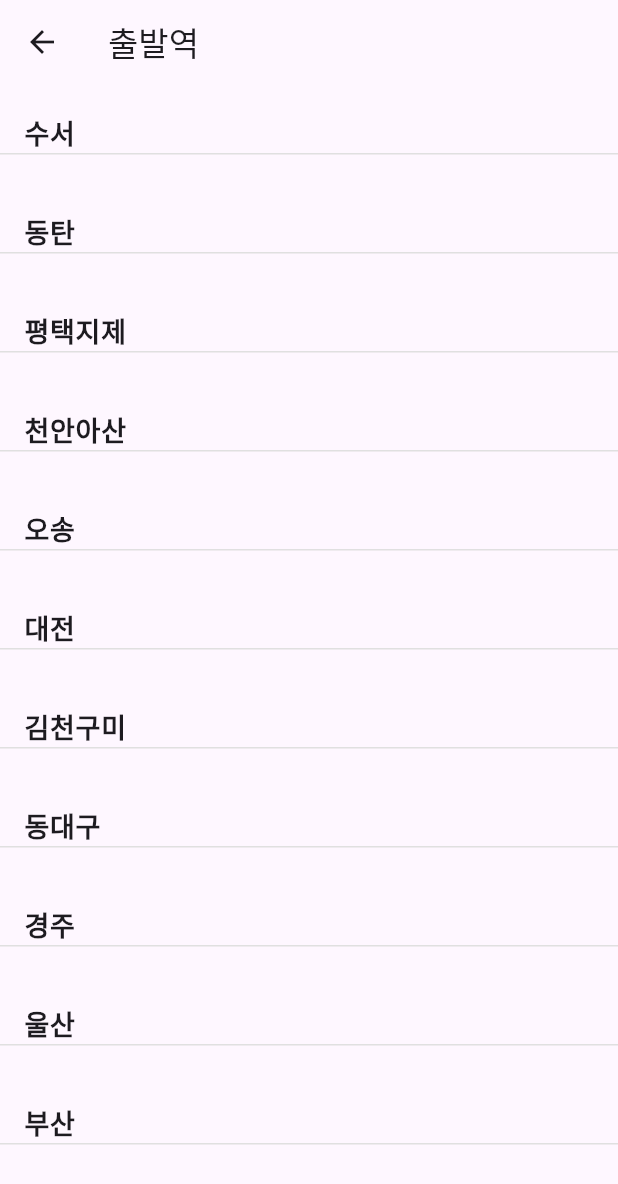
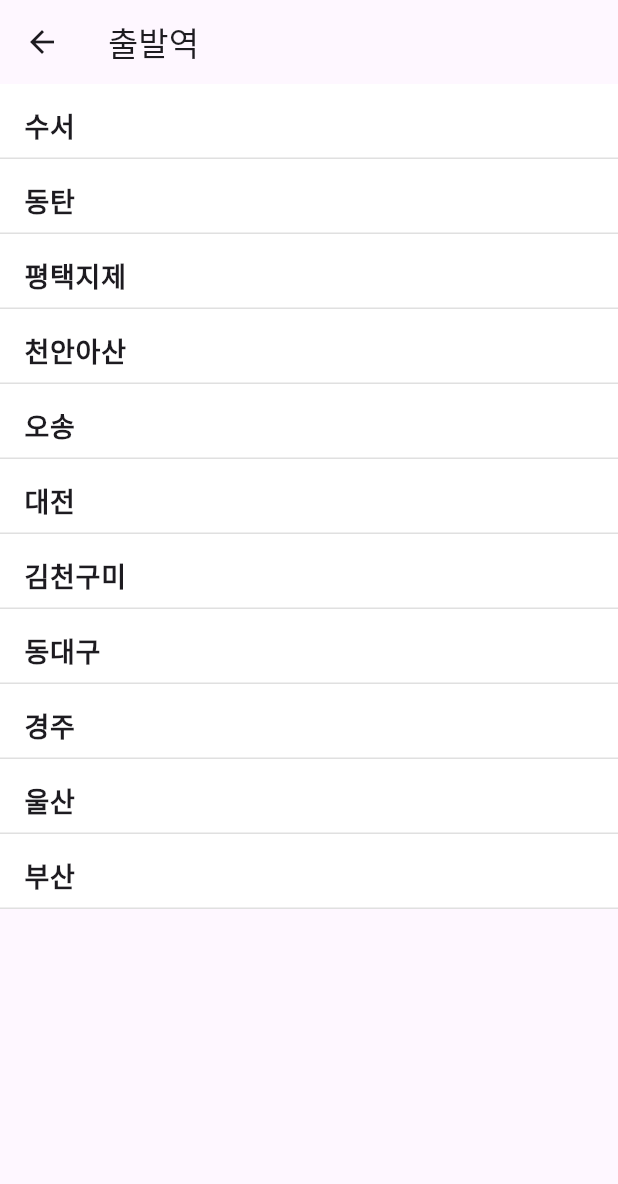
Before and after one commit to mmiemmiedevelop/flutter_train_app, a Flutter app: the StationListPage screen opened directly, on a phone screen of 412 x 824 dp. Shown: the top 1184 px of the screen. Run offline on Flutter 3.47's test engine with Material 3 defaults, Android fonts, the phone set to English and light mode, and no system bars.

Commit message:
fix: stationListItem 디자인 수정

```diff
--- a/lib/station_list_page.dart
+++ b/lib/station_list_page.dart
@@ -11,47 +11,46 @@ class StationListPage extends StatelessWidget {
       appBar: AppBar(title: Text(title)),
       body: SafeArea(
         child: ListView.builder(
-          //😫separated쓰면 가이드 사진이랑 똑같은데 오른쪽에 텍스트로 써있는 스타일 가이드대로 작업함
+          padding: EdgeInsets.zero,
+          itemCount: stationNames.length,
           itemBuilder: (context, index) {
-            return StationListItem(stationName: stationNames[index]);
+            return StationListItem(
+              stationName: stationNames[index],
+              onSelected: (name) {
+                Navigator.pop(context, name);
+              },
+            );
           },
-          itemCount: stationNames.length,
         ),
       ),
     );
   }
 }
 
-// 역 목록 아이템
 class StationListItem extends StatelessWidget {
   final String stationName;
-  const StationListItem({super.key, required this.stationName});
+  final ValueChanged<String> onSelected;
+
+  const StationListItem({
+    super.key,
+    required this.stationName,
+    required this.onSelected,
+  });
 
   @override
   Widget build(BuildContext context) {
-    return ListTile(
-      contentPadding: EdgeInsets.zero,
-      title: Container(
-        width: double.infinity,
-        height: 50,
-        child: Column(
-          crossAxisAlignment: CrossAxisAlignment.start,
-          mainAxisAlignment: MainAxisAlignment.center,
-          children: [
-            Padding(
-              padding: const EdgeInsets.symmetric(horizontal: 16.0),
-              child: Text(
-                stationName,
-                style: TextStyle(fontSize: 18, fontWeight: FontWeight.bold),
-              ),
-            ),
-            Divider(color: Colors.grey[300], thickness: 1, height: 1),
-          ],
+    return SizedBox(
+      height: 50,
+      child: ListTile(
+        contentPadding: const EdgeInsets.symmetric(horizontal: 16),
+        title: Text(
+          stationName,
+          style: const TextStyle(fontSize: 18, fontWeight: FontWeight.bold),
         ),
+        onTap: () => onSelected(stationName),
+        shape: Border(bottom: BorderSide(color: Colors.grey[300]!, width: 1)),
+        tileColor: Colors.white,
       ),
-      onTap: () {
-        Navigator.pop(context, stationName);
-      },
     );
   }
 }
```
